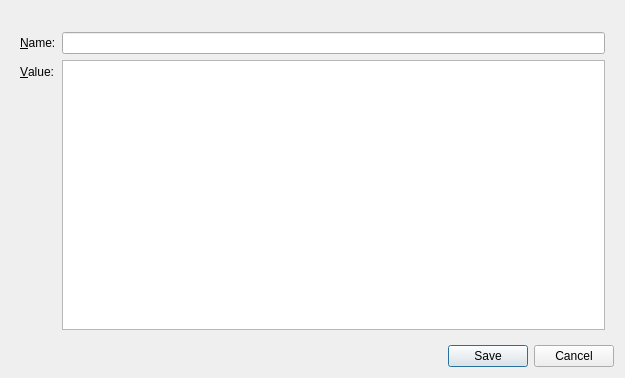
The window that Viewer/src/VariablePropDialog.ui (ecmwf/ecflow) describes before a commit, drawn with Qt 5.
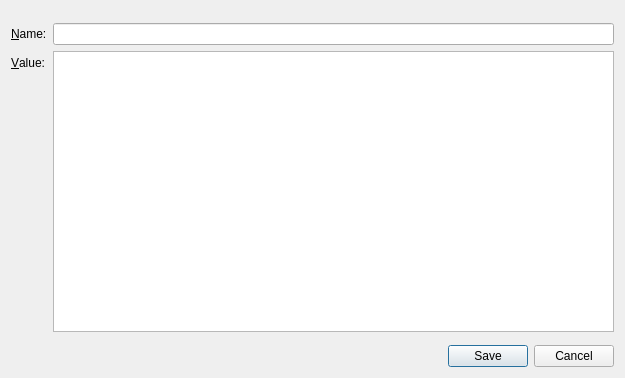
The same window after the commit. Custom widgets are drawn as their Qt base class.

Commit message: ecFlowUI: variables panel should behave in the same way as in ecflowview ECFLOW-651

```diff
--- a/Viewer/src/VariablePropDialog.ui
+++ b/Viewer/src/VariablePropDialog.ui
@@ -17,6 +17,12 @@
    <bool>true</bool>
   </property>
   <layout class="QVBoxLayout" name="verticalLayout" stretch="0,0,1,0">
+   <property name="spacing">
+    <number>4</number>
+   </property>
+   <property name="topMargin">
+    <number>6</number>
+   </property>
    <item>
     <widget class="EditorInfoLabel" name="header_" native="true"/>
    </item>
@@ -26,6 +32,12 @@
    <item>
     <widget class="QWidget" name="form_" native="true">
      <layout class="QFormLayout" name="formLayout">
+      <property name="leftMargin">
+       <number>0</number>
+      </property>
+      <property name="rightMargin">
+       <number>0</number>
+      </property>
       <item row="0" column="0">
        <widget class="QLabel" name="label">
         <property name="text">
```
The commit also changes 6 other files.
